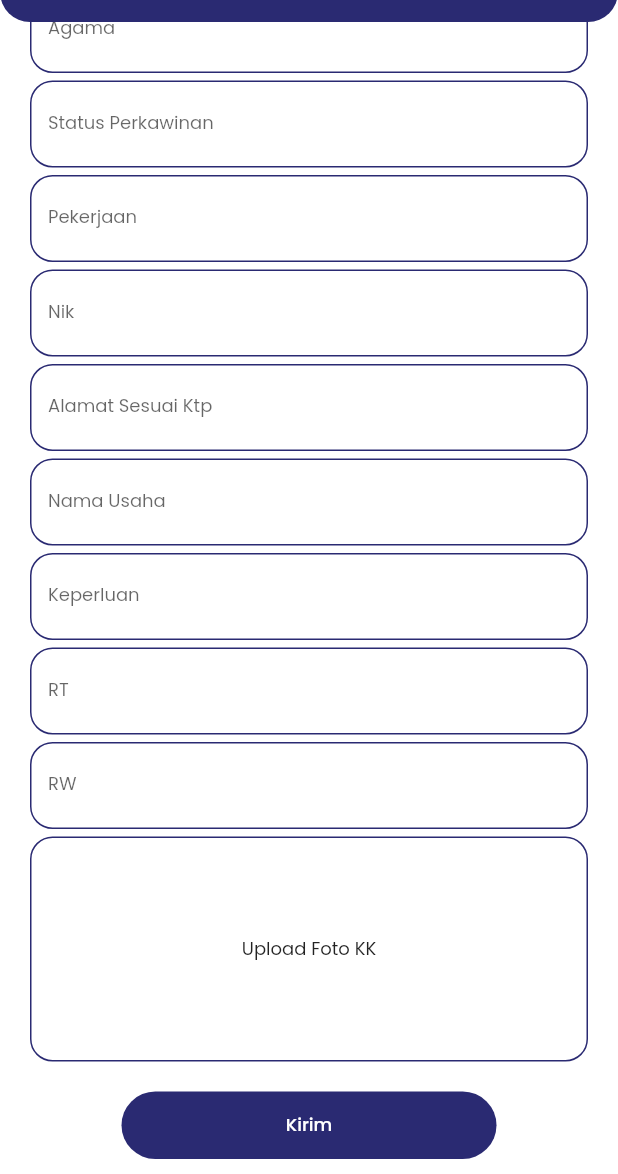
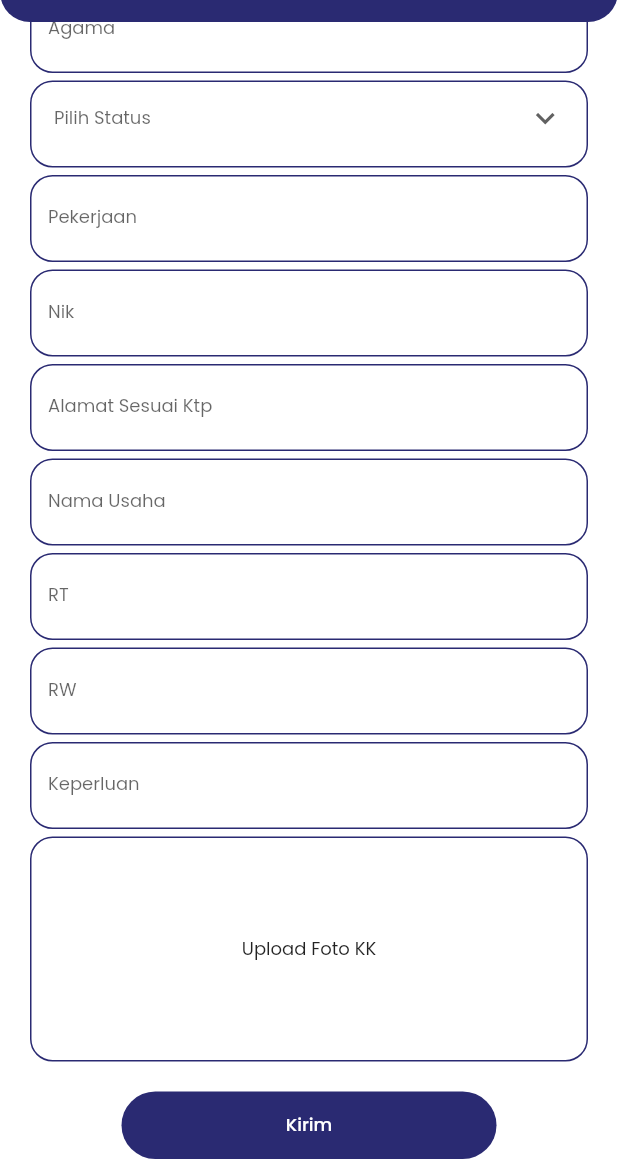
Before and after one commit to KelurahanKepuharjo/Mobile_App_Kelurahan_Kepuharjo, a Flutter app: the Usaha screen opened directly, scrolled down 397 dp, on a phone screen of 412 x 824 dp, the part 62-1236 px from its top. Run offline on Flutter 3.47's test engine with Material 2 defaults, Android fonts, the phone set to English and light mode, and no system bars; our stand-ins replace awesome_dialog, awesome_snackbar_content, flutter_spinkit, fluttertoast, get, google_fonts and 4 more; missing offline and left inert: android_intent_plus, random_color; accounts and stored records are empty.

Commit message:
dropdown status done

```diff
--- a/lib/Screen/PengajuanSurat/Surat/suket_belum_menikah.dart
+++ b/lib/Screen/PengajuanSurat/Surat/suket_belum_menikah.dart
@@ -118,7 +118,7 @@
   String val_jenis_kelamin;
   String val_kebangsaan;
   String val_status;
-  List jkl = ["Laki Laki", "Perempuan"];
+  List jkl = ["Laki-Laki", "Perempuan"];
   List kb = ["WNI", "WNA"];
   List st = ["Kawin", "Belum Kawin"];
 
--- a/lib/Screen/PengajuanSurat/Surat/suket_pindah.dart
+++ b/lib/Screen/PengajuanSurat/Surat/suket_pindah.dart
@@ -144,7 +144,7 @@
   String val_jenis_kelamin;
   String val_status;
   List st = ["Kawin", "Belum Kawin"];
-  List jkl = ["Laki Laki", "Perempuan"];
+  List jkl = ["Laki-Laki", "Perempuan"];
 
   @override
   Widget build(BuildContext context) {
--- a/lib/Screen/PengajuanSurat/Surat/suket_usaha.dart
+++ b/lib/Screen/PengajuanSurat/Surat/suket_usaha.dart
@@ -45,6 +45,8 @@
   File image;
   String val_jk;
   String val_kebangsaan;
+  String val_status;
+  List st = ["Kawin", "Belum Kawin"];
   List jkl = ["Laki Laki", "Perempuan"];
   List kb = ["WNI", "WNA"];
 
@@ -69,7 +71,7 @@
       Fluttertoast.showToast(msg: "Kebangsaan harus diisi");
     } else if (agama.text.isEmpty) {
       Fluttertoast.showToast(msg: "Agama harus diisi");
-    } else if (status.text.isEmpty) {
+    } else if (val_status == null) {
       Fluttertoast.showToast(msg: "Status harus diisi");
     } else if (pekerjaan.text.isEmpty) {
       Fluttertoast.showToast(msg: "Pekerjaan harus diisi");
@@ -104,7 +106,7 @@
     req.fields['jenis_kelamin'] = val_jk;
     req.fields['kebangsaan'] = val_kebangsaan;
     req.fields['agama'] = agama.text;
-    req.fields['status'] = status.text;
+    req.fields['status'] = val_status;
     req.fields['pekerjaan'] = pekerjaan.text;
     req.fields['nik'] = nik.text;
     req.fields['alamat'] = alamat.text;
@@ -263,13 +265,33 @@
                 length: 10,
               ),
               const SizedBox(height: 5),
-              getTextForm(
-                controller: status,
-                hintName: "Status Perkawinan",
-                keyboardType: TextInputType.name,
-                inputFormatters:
-                    FilteringTextInputFormatter.singleLineFormatter,
-                length: 12,
+              Container(
+                height: 58,
+                padding: const EdgeInsets.symmetric(horizontal: 15),
+                decoration: BoxDecoration(
+                    borderRadius: BorderRadius.circular(15),
+                    border: Border.all(width: 1, color: appColor)),
+                child: DropdownButton(
+                  onChanged: (value) {
+                    setState(() {
+                      val_status = value;
+                    });
+                  },
+                  underline: SizedBox(),
+                  value: val_status,
+                  style: poppinsSmallBlack,
+                  iconSize: 25,
+                  isExpanded: true,
+                  borderRadius: BorderRadius.circular(15),
+                  elevation: 0,
+                  icon: const Icon(Icons.keyboard_arrow_down),
+                  hint: Text("Pilih Status",
+                      style: GoogleFonts.poppins(fontSize: 12)),
+                  dropdownColor: Colors.grey.shade300,
+                  items: st.map((e) {
+                    return DropdownMenuItem(value: e, child: Text(e));
+                  }).toList(),
+                ),
               ),
               const SizedBox(height: 5),
               getTextForm(
@@ -308,15 +330,6 @@
               ),
               const SizedBox(height: 5),
               getTextForm(
-                controller: keperluan,
-                hintName: "Keperluan",
-                keyboardType: TextInputType.name,
-                inputFormatters:
-                    FilteringTextInputFormatter.singleLineFormatter,
-                length: 50,
-              ),
-              const SizedBox(height: 5),
-              getTextForm(
                 controller: rT,
                 hintName: "RT",
                 keyboardType: TextInputType.number,
@@ -330,6 +343,15 @@
                 keyboardType: TextInputType.number,
                 inputFormatters: FilteringTextInputFormatter.digitsOnly,
                 length: 5,
+              ),
+              const SizedBox(height: 5),
+              getTextForm(
+                controller: keperluan,
+                hintName: "Keperluan",
+                keyboardType: TextInputType.name,
+                inputFormatters:
+                    FilteringTextInputFormatter.singleLineFormatter,
+                length: 50,
               ),
               const SizedBox(height: 5),
               InkWell(
```
Also changed, not shown: lib/Screen/PengajuanSurat/Surat/suket_tidak_mampu.dart (+44 -21 lines).
